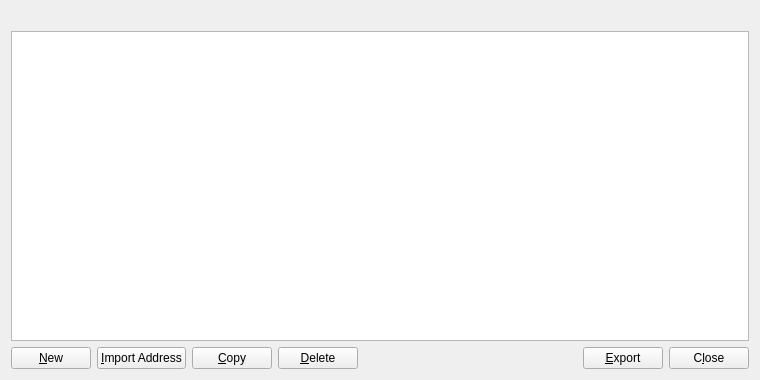
First picture: the form in src/qt/forms/addressbookpage.ui, repository DGCDev/digitalcoin, before the edit.
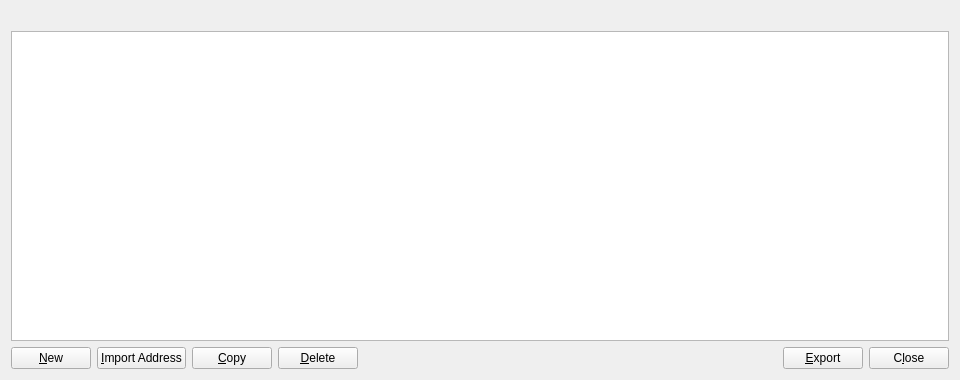
Second picture: the form after the edit. Icons and pictures are not drawn.

Diff of the .ui file:
```diff
--- a/src/qt/forms/addressbookpage.ui
+++ b/src/qt/forms/addressbookpage.ui
@@ -6,7 +6,7 @@
    <rect>
     <x>0</x>
     <y>0</y>
-    <width>760</width>
+    <width>960</width>
     <height>380</height>
    </rect>
   </property>
```
